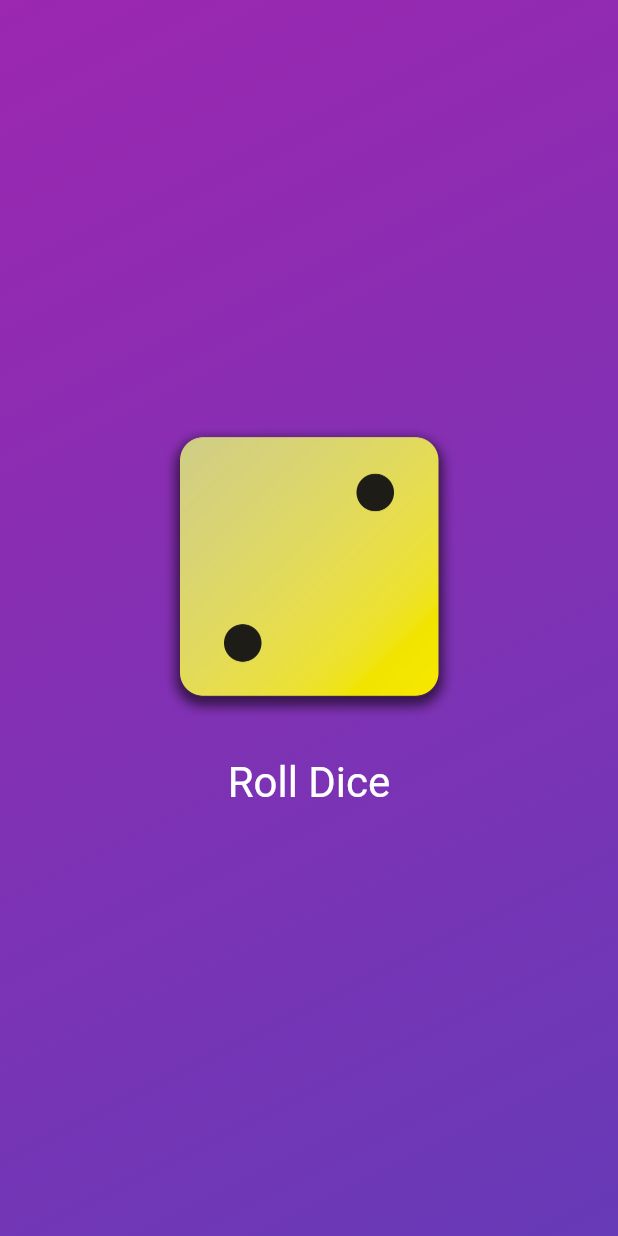
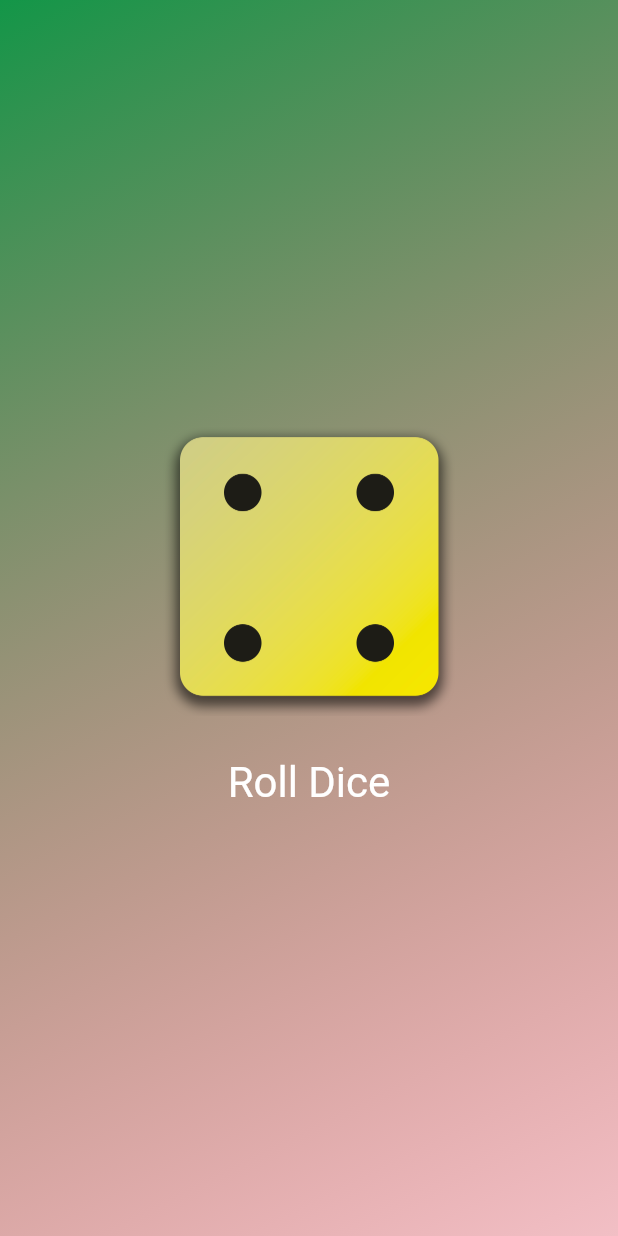
Before and after one commit to TS0rion/Learn_Flutter, a Flutter app: the screen it shows after launch, after a tap on "Roll Dice", on a phone screen of 412 x 824 dp. Run offline on Flutter 3.47's test engine with Material 3 defaults, Android fonts, the phone set to English and light mode, and no system bars.

Commit message:
#2 SetState change image when click button

```diff
--- /dev/null
+++ b/lib/dice_roller.dart
@@ -0,0 +1,39 @@
+import 'package:flutter/material.dart';
+
+class DiceRoller extends StatefulWidget {
+  const DiceRoller({super.key});
+  @override
+  State<DiceRoller> createState() {
+    return _DiceRollerState();
+  }
+}
+
+class _DiceRollerState extends State<DiceRoller> {
+  var activeDiceImage = 'assets/images/dice-2.png';
+
+  void rollDice() {
+    setState(() {
+      activeDiceImage = 'assets/images/dice-4.png';
+    });
+  }
+
+  @override
+  Widget build(context) {
+    return Column(
+      mainAxisSize: MainAxisSize.min,
+      children: [
+        Image.asset(activeDiceImage, width: 200),
+        SizedBox(height: 20),
+        TextButton(
+          onPressed: rollDice,
+          style: TextButton.styleFrom(
+            // padding: const EdgeInsets.only(top: 20),
+            foregroundColor: Colors.white,
+            textStyle: const TextStyle(fontSize: 28),
+          ),
+          child: const Text('Roll Dice'),
+        ),
+      ],
+    );
+  }
+}
--- a/lib/gradient_container.dart
+++ b/lib/gradient_container.dart
@@ -1,4 +1,5 @@
 import 'package:flutter/material.dart';
+import 'package:flutter_application_1/dice_roller.dart';
 // import 'package:flutter_application_1/styled_text.dart';
 
 class GradientContainer extends StatelessWidget {
@@ -11,43 +12,17 @@ class GradientContainer extends StatelessWidget {
   final Color color1;
   final Color color2;
 
-  void rollDice() {
-    print('button clicked');
-  }
-
   @override
   Widget build(context) {
     return Container(
       decoration: BoxDecoration(
         gradient: LinearGradient(
-          // colors: [
-          //   Color.fromARGB(95, 61, 209, 88),
-          //   Color.fromARGB(31, 253, 64, 64),
-
-          // ],
           colors: [color1, color2],
           begin: Alignment.topLeft,
           end: Alignment.bottomRight,
         ),
       ),
-      child: Center(
-        child: Column(
-          mainAxisSize: MainAxisSize.min,
-          children: [
-            Image.asset('assets/images/dice-2.png', width: 200),
-            SizedBox(height: 20),
-            TextButton(
-              onPressed: rollDice,
-              style: TextButton.styleFrom(
-                // padding: const EdgeInsets.only(top: 20),
-                foregroundColor: Colors.white,
-                textStyle: const TextStyle(fontSize: 28),
-              ),
-              child: const Text('Roll Dice'),
-            ),
-          ],
-        ),
-      ),
+      child: Center(child: DiceRoller()),
     );
   }
 }
--- a/lib/main.dart
+++ b/lib/main.dart
@@ -5,11 +5,11 @@ void main() {
   runApp(
     MaterialApp(
       home: Scaffold(
-        // body: GradientContainer(
-        //   const Color.fromARGB(255, 19, 150, 72),
-        //   const Color.fromARGB(66, 207, 31, 31),
-        // ),
-        body: GradientContainer.purple(),
+        body: GradientContainer(
+          const Color.fromARGB(255, 19, 150, 72),
+          const Color.fromARGB(66, 207, 31, 31),
+        ),
+        // body: GradientContainer.purple(),
       ),
     ),
   );
```
